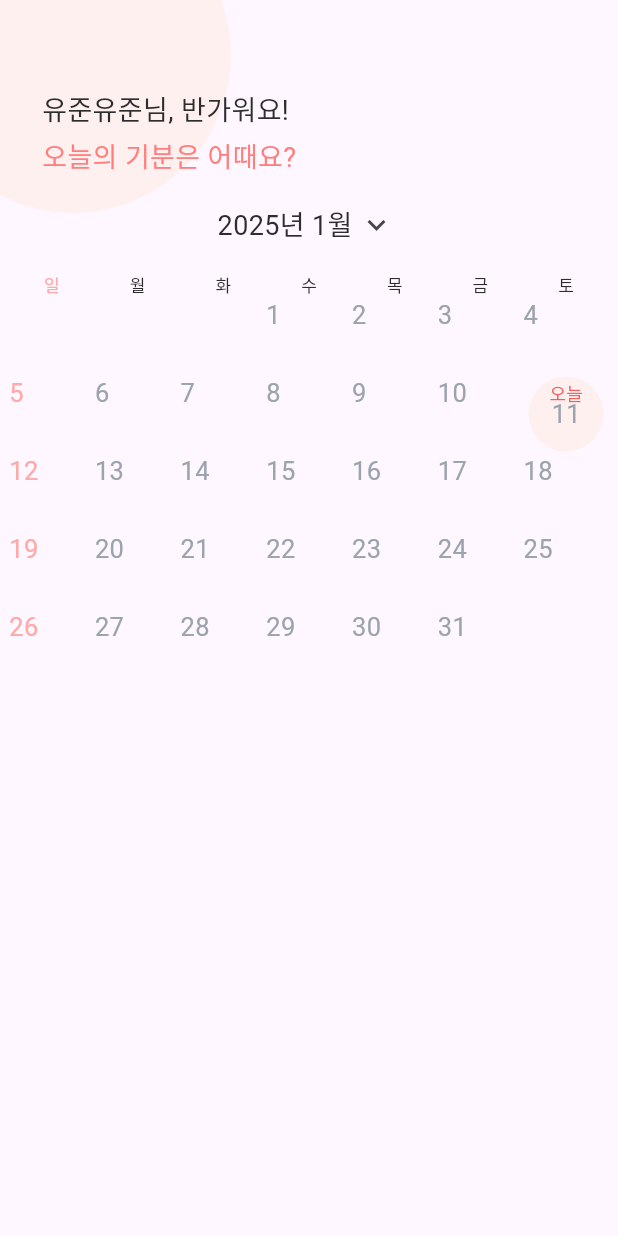
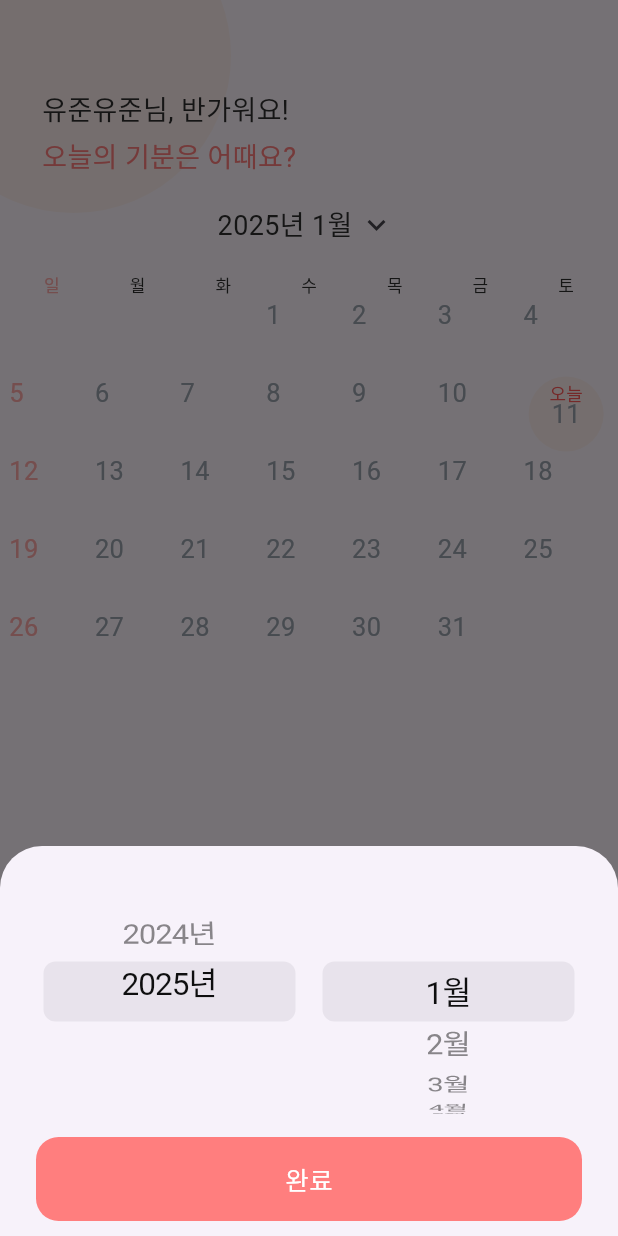
Before and after one commit to MentalJava/sym-mvvm-clone, a Flutter app: the screen it shows after launch, after a tap on the "keyboard arrow down" icon, on a phone screen of 412 x 824 dp. Run offline on Flutter 3.47's test engine with Material 3 defaults, Android fonts, the phone set to English and light mode, and no system bars; drawn by our look-alikes of table_calendar; our stand-ins replace flutter_dotenv, flutter_svg, get; missing offline and left inert: kakao_flutter_sdk_user; Roboto replaces fonts that are missing (PretendardBold, PretendardMedium).

```diff
--- a/lib/ui/home/home_view.dart
+++ b/lib/ui/home/home_view.dart
@@ -54,8 +54,19 @@ class HomeView extends StatelessWidget {
                   color: SColor.main,
                 ),
               ),
-              CustomCalendar(
-                homeViewModel: _homeViewModel,
+              Obx(
+                () => CustomCalendar(
+                  focusedDay: _homeViewModel.focusedDay.value,
+                  selectedDay: _homeViewModel.selectedDay.value,
+                  selectedMonth: _homeViewModel.selectedMonth.value,
+                  selectedYear: _homeViewModel.selectedYear.value,
+                  selectDay: ({required focusedDay, required selectedDay}) {
+                    _homeViewModel.selectDay(focusedDay, selectedDay);
+                  },
+                  updateYearMonth: ({required year, required month}) {
+                    _homeViewModel.updateYearMonth(year, month);
+                  },
+                ),
               ),
             ],
           ),
--- a/lib/ui/home/home_view_model.dart
+++ b/lib/ui/home/home_view_model.dart
@@ -10,4 +10,8 @@ class HomeViewModel extends GetxController {
     selectedDay.value = newSeletedDay;
     focusedDay.value = newFocusedDay;
   }
+
+  void updateYearMonth(int year, int month) {
+    focusedDay.value = DateTime(year, month, focusedDay.value.day);
+  }
 }
--- a/lib/ui/home/home_widget/custom_calendar.dart
+++ b/lib/ui/home/home_widget/custom_calendar.dart
@@ -1,68 +1,78 @@
+import 'package:flutter/cupertino.dart';
 import 'package:flutter/material.dart';
-import 'package:get/get.dart';
 import 'package:intl/intl.dart';
+import 'package:sym_mvvm_clone/ui/component/s_button.dart';
 import 'package:sym_mvvm_clone/ui/component/s_color.dart';
 import 'package:sym_mvvm_clone/ui/component/s_text.dart';
 import 'package:sym_mvvm_clone/ui/component/s_typo.dart';
-import 'package:sym_mvvm_clone/ui/home/home_view_model.dart';
 import 'package:table_calendar/table_calendar.dart';
 
+// ignore: must_be_immutable
 class CustomCalendar extends StatelessWidget {
-  const CustomCalendar({
+  final DateTime focusedDay;
+  final DateTime selectedDay;
+  int selectedYear;
+  int selectedMonth;
+  final Function({required DateTime focusedDay, required DateTime selectedDay})
+      selectDay;
+  final Function({required int year, required int month}) updateYearMonth;
+
+  CustomCalendar({
     super.key,
-    required HomeViewModel homeViewModel,
-  }) : _homeViewModel = homeViewModel;
-
-  final HomeViewModel _homeViewModel;
+    required this.focusedDay,
+    required this.selectedDay,
+    required this.selectedYear,
+    required this.selectedMonth,
+    required this.selectDay,
+    required this.updateYearMonth,
+  });
 
   @override
   Widget build(BuildContext context) {
-    return Obx(
-      () => TableCalendar(
+    return TableCalendar(
       locale: 'ko_KR',
-        focusedDay: _homeViewModel.focusedDay.value,
-        firstDay: DateTime.utc(2025, 1, 1),
-        lastDay: DateTime.utc(2026, 1, 1),
-        selectedDayPredicate: (day) {
-          return isSameDay(_homeViewModel.selectedDay.value, day);
+      focusedDay: focusedDay,
+      firstDay: DateTime.utc(2000, 1, 1),
+      lastDay: DateTime.utc(2100, 1, 1),
+      selectedDayPredicate: (days) {
+        return isSameDay(selectedDay, days);
       },
       onDaySelected: (selectedDay, focusedDay) {
-          _homeViewModel.selectDay(selectedDay, focusedDay);
+        selectDay(focusedDay: focusedDay, selectedDay: selectedDay);
       },
       calendarBuilders: CalendarBuilders(
-          dowBuilder: (context, day) {
-            final isSunday = day.weekday == DateTime.sunday;
+        dowBuilder: (context, days) {
+          final isSunday = days.weekday == DateTime.sunday;
           return Center(
             child: FittedBox(
               fit: BoxFit.scaleDown,
               child: SText(
-                  text: DateFormat.E('ko_KR').format(day),
+                text: DateFormat.E('ko_KR').format(days),
                 type: TextType.title2,
                 color: isSunday ? SColor.sub : SColor.black,
               ),
             ),
           );
         },
-          defaultBuilder: (context, day, focusedDay) {
-            final isSunday = day.weekday == DateTime.sunday;
+        defaultBuilder: (context, days, focusedDay) {
+          final isSunday = days.weekday == DateTime.sunday;
           return Padding(
             padding: const EdgeInsets.only(
               bottom: 11,
             ),
             child: SText(
-                  text: '${day.day}',
+                text: '${days.day}',
                 type: TextType.title2,
                 color: isSunday ? SColor.sub : SColor.grey4),
           );
         },
-          headerTitleBuilder: (context, day) {
+        headerTitleBuilder: (context, days) {
           return Row(
             mainAxisAlignment: MainAxisAlignment.center,
             mainAxisSize: MainAxisSize.min,
             children: [
               SText(
-                  text:
-                      '${_homeViewModel.selectedYear.value}년 ${_homeViewModel.selectedMonth}월',
+                text: '$selectedYear년 $selectedMonth월',
                 type: TextType.title1,
                 color: SColor.black,
               ),
@@ -70,7 +80,9 @@ class CustomCalendar extends StatelessWidget {
                 visualDensity: const VisualDensity(
                   horizontal: -4,
                 ),
-                  onPressed: () {},
+                onPressed: () {
+                  _showYearMonthPicker(context);
+                },
                 padding: EdgeInsets.zero,
                 icon: const Icon(
                   Icons.keyboard_arrow_down_sharp,
@@ -79,7 +91,7 @@ class CustomCalendar extends StatelessWidget {
             ],
           );
         },
-          todayBuilder: (context, day, focusedDay) {
+        todayBuilder: (context, days, focusedDay) {
           return Column(
             children: [
               Transform.translate(
@@ -91,16 +103,16 @@ class CustomCalendar extends StatelessWidget {
                 ),
               ),
               SText(
-                  text: '${day.day}',
+                text: '${days.day}',
                 type: TextType.title2,
                 color: SColor.grey4,
               ),
             ],
           );
         },
-          selectedBuilder: (context, day, focusedDay) {
-            final bool isToday = isSameDay(day, DateTime.now());
-            final isSunday = day.weekday == DateTime.sunday;
+        selectedBuilder: (context, days, focusedDay) {
+          final bool isToday = isSameDay(days, DateTime.now());
+          final isSunday = days.weekday == DateTime.sunday;
           return Stack(
             alignment: Alignment.center,
             children: [
@@ -125,7 +137,7 @@ class CustomCalendar extends StatelessWidget {
                               ),
                             ),
                             SText(
-                                text: '${day.day}',
+                              text: '${days.day}',
                               type: TextType.title2,
                               color: isSunday ? SColor.sub : SColor.grey4,
                             ),
@@ -134,7 +146,7 @@ class CustomCalendar extends StatelessWidget {
                       )
                     : Center(
                         child: SText(
-                            text: '${day.day}',
+                          text: '${days.day}',
                           type: TextType.title2,
                           color: isSunday ? SColor.sub : SColor.grey4,
                         ),
@@ -143,8 +155,8 @@ class CustomCalendar extends StatelessWidget {
             ],
           );
         },
-          markerBuilder: (context, day, events) {
-            if (_homeViewModel.selectedDay.value == day) {
+        markerBuilder: (context, days, events) {
+          if (focusedDay == days) {
             return Padding(
               padding: const EdgeInsets.only(
                 bottom: 4,
@@ -174,7 +186,91 @@ class CustomCalendar extends StatelessWidget {
           horizontal: 6,
         ),
       ),
+    );
+  }
+
+  void _showYearMonthPicker(BuildContext context) {
+    showModalBottomSheet(
+      context: context,
+      builder: (context) {
+        int intialYear = selectedYear - 1;
+        int intialMonth = selectedMonth;
+
+        return SizedBox(
+          height: 260,
+          child: Column(
+            mainAxisAlignment: MainAxisAlignment.center,
+            children: [
+              Expanded(
+                child: Row(
+                  crossAxisAlignment: CrossAxisAlignment.center,
+                  children: [
+                    Expanded(
+                      child: Padding(
+                        padding: const EdgeInsets.only(
+                          left: 20,
                         ),
+                        child: CupertinoPicker(
+                          scrollController: FixedExtentScrollController(
+                              initialItem: intialYear),
+                          onSelectedItemChanged: (value) {
+                            selectedYear = intialYear + value;
+                          },
+                          itemExtent: 40,
+                          children: List.generate(
+                            2,
+                            (index) {
+                              return Center(
+                                child: Text('${intialYear + index}년'),
+                              );
+                            },
+                          ),
+                        ),
+                      ),
+                    ),
+                    Expanded(
+                      child: Padding(
+                        padding: const EdgeInsets.only(right: 20),
+                        child: CupertinoPicker(
+                          scrollController: FixedExtentScrollController(
+                              initialItem: intialMonth - 1),
+                          onSelectedItemChanged: (value) {
+                            selectedMonth = intialMonth + value;
+                          },
+                          itemExtent: 40,
+                          children: List.generate(
+                            12,
+                            (index) {
+                              return Center(
+                                child: Text('${intialMonth + index}월'),
+                              );
+                            },
+                          ),
+                        ),
+                      ),
+                    ),
+                  ],
+                ),
+              ),
+              Padding(
+                padding: const EdgeInsets.only(
+                  bottom: 10,
+                ),
+                child: SButton(
+                  text: '완료',
+                  state: ButtonState.standard,
+                  onCilcked: () {
+                    updateYearMonth(month: selectedMonth, year: selectedYear);
+                    print(selectedYear);
+                    print(selectedMonth);
+                    Navigator.pop(context);
+                  },
+                ),
+              )
+            ],
+          ),
+        );
+      },
     );
   }
 }
```
Lines whose indentation alone changed are shown as unchanged.
